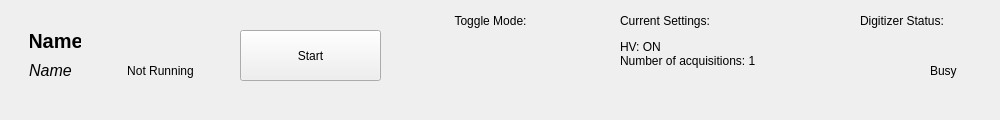
Old version of the form sbndprmdaq/controls.ui in the repository marcodeltutto/SBNDPurityMonitorDAQ.
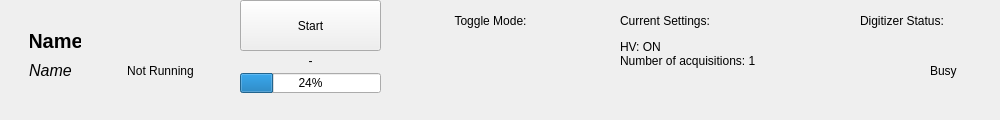
New version of the form. Icons and pictures are not drawn. Custom widgets are drawn as their Qt base class.

What changed in the file:
```diff
--- a/sbndprmdaq/controls.ui
+++ b/sbndprmdaq/controls.ui
@@ -18,7 +18,7 @@
     <property name="geometry">
      <rect>
       <x>240</x>
-      <y>30</y>
+      <y>0</y>
       <width>141</width>
       <height>51</height>
      </rect>
@@ -220,6 +220,35 @@
      <set>Qt::AlignCenter</set>
     </property>
    </widget>
+   <widget class="QProgressBar" name="_progress_bar">
+    <property name="geometry">
+     <rect>
+      <x>240</x>
+      <y>73</y>
+      <width>141</width>
+      <height>20</height>
+     </rect>
+    </property>
+    <property name="value">
+     <number>24</number>
+    </property>
+   </widget>
+   <widget class="QLabel" name="_progress_label">
+    <property name="geometry">
+     <rect>
+      <x>260</x>
+      <y>50</y>
+      <width>101</width>
+      <height>21</height>
+     </rect>
+    </property>
+    <property name="text">
+     <string>-</string>
+    </property>
+    <property name="alignment">
+     <set>Qt::AlignCenter</set>
+    </property>
+   </widget>
   </widget>
   <action name="actionShow_Logs">
    <property name="text">
```
